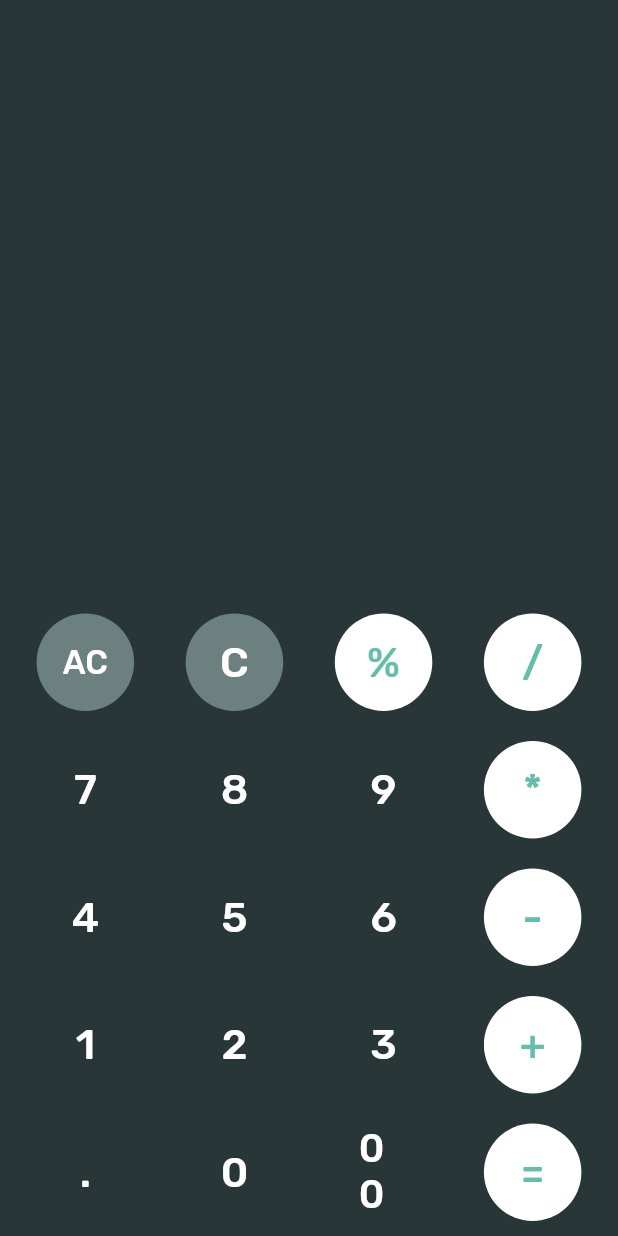
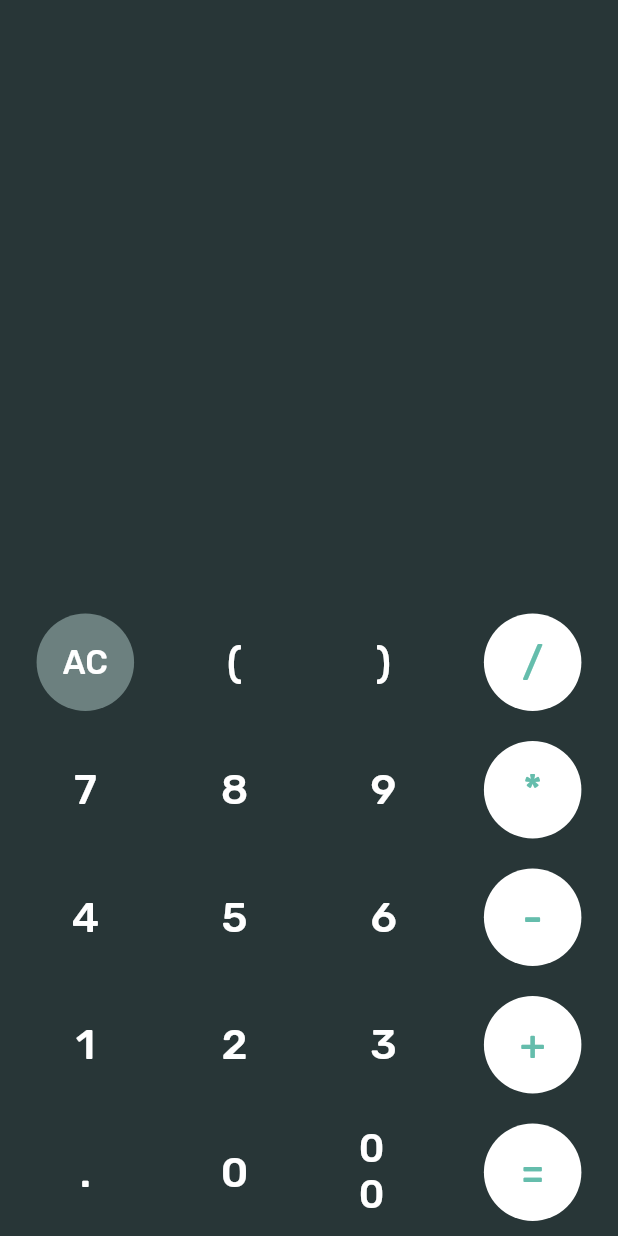
Before and after one commit to IAmMaulik/flutter_calculator, a Flutter app: the screen it shows after launch, on a phone screen of 412 x 824 dp. Run offline on Flutter 3.47's test engine with Material 2 defaults, Android fonts, the phone set to English and light mode, and no system bars; our stand-ins replace google_fonts, math_expressions.

Commit message:
Removed redundant 'C' and '%' buttons and added brackets instead

```diff
--- a/lib/main.dart
+++ b/lib/main.dart
@@ -106,14 +106,13 @@ class _CalcAppState extends State<CalcApp> {
                   callback: allClear,
                 ),
                 CalcButton(
-                  text: "C",
-                  fillColor: 0xFF6C807F,
-                  callback: clear,
+                  text: "(",
+                  fillColor: 0xFF283637,
+                  callback: numClick,
                 ),
                 CalcButton(
-                  text: "%",
-                  fillColor: 0xFFFFFFFF,
-                  textColor: 0xFF65BDAC,
+                  text: ")",
+                  fillColor: 0xFF283637,
                   callback: numClick,
                 ),
                 CalcButton(
```
